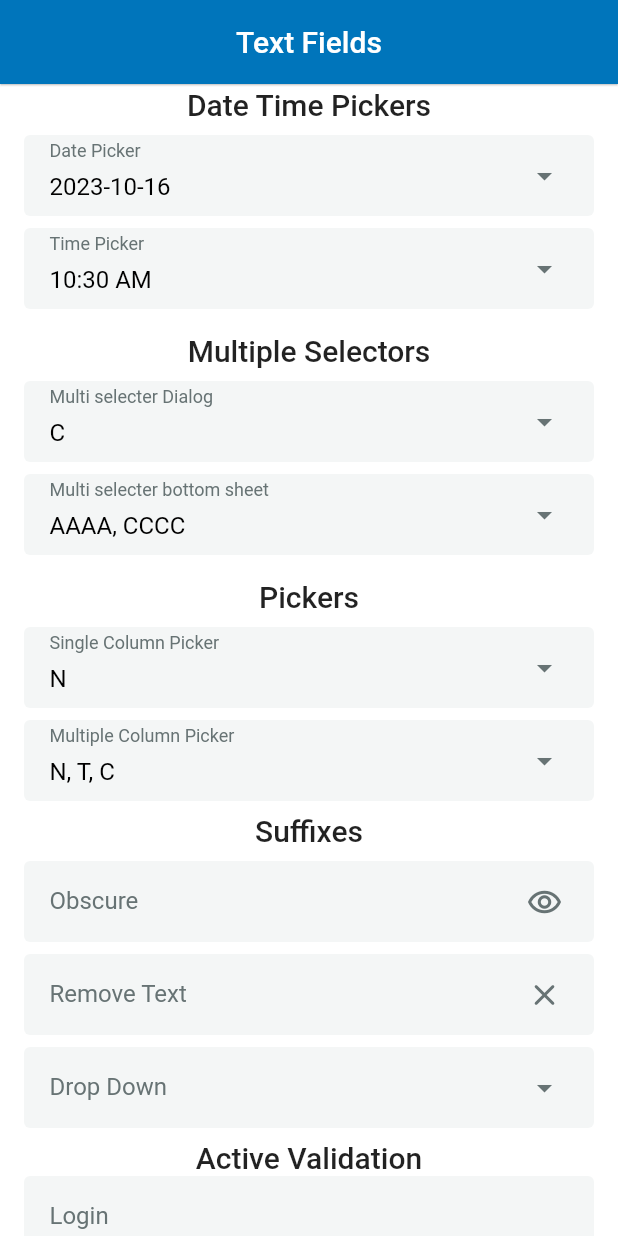
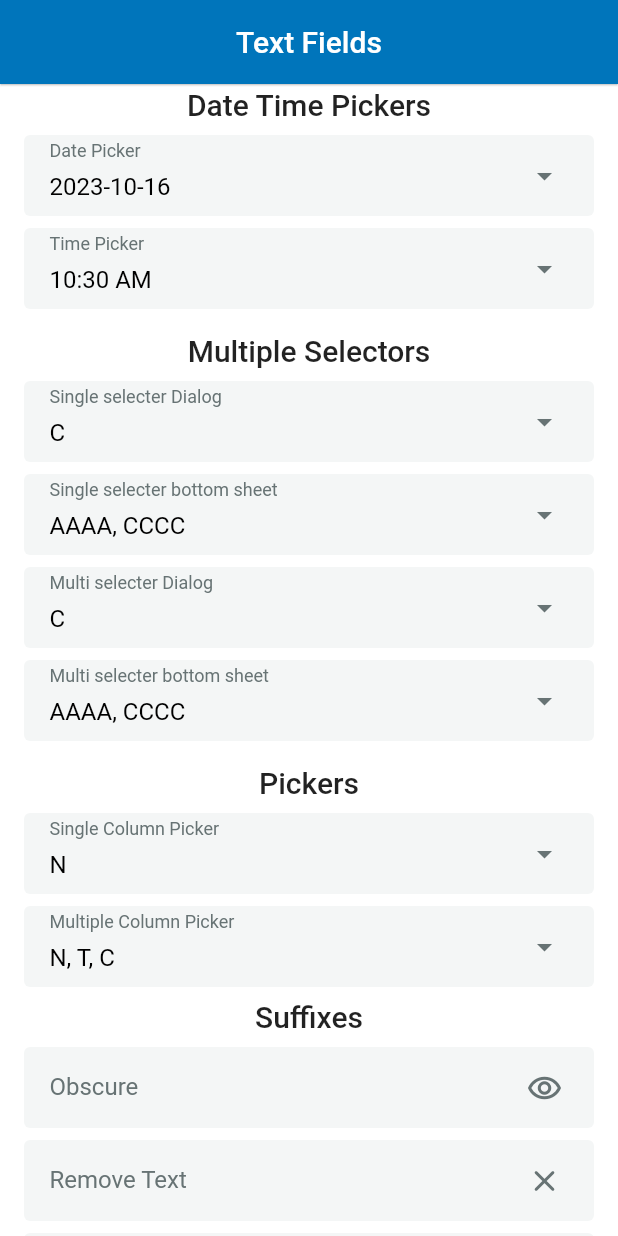
Before and after one commit to socialmohansingh/Flutter_Design_Extension, a Flutter app: the TextFieldsWidgetShowcaseScreen widget shown alone on an empty page, opened directly, scrolled down 576 dp, on a phone screen of 412 x 824 dp. Run offline on Flutter 3.47's test engine with Material 2 defaults, Android fonts, the phone set to English and light mode, and no system bars; our stand-ins replace flutter_bloc, localization.

Commit message:
Single Selection added

```diff
--- a/example/lib/src/screens/components_screen/widget_showcase/text_fields/text_fields_widget_showcase_screen.dart
+++ b/example/lib/src/screens/components_screen/widget_showcase/text_fields/text_fields_widget_showcase_screen.dart
@@ -235,6 +235,34 @@ class _TextFieldsWidgetShowcaseScreenState
         Text(
           'Multiple Selectors',
           style: theme.textStyles.heading3_500,
+        ),
+        SizedBox(height: theme.spacings.spacing8),
+        DesignMultiSelectorDialogTextField(
+          placeholderText: "Single selecter Dialog",
+          searchable: true,
+          items: [
+            MultiSelectItem("A", "A"),
+            MultiSelectItem("B", "B"),
+            MultiSelectItem("C", "C")
+          ],
+          initialValue: ["A,", "C"],
+          isSingleSelectionEnabled: true,
+          isDismissible: true,
+          onConfirm: (p0) {},
+        ),
+        SizedBox(height: theme.spacings.spacing8),
+        DesignMultiSelectorBottomSheetTextField<DemoClass>(
+          placeholderText: "Single selecter bottom sheet",
+          searchable: true,
+          items: [
+            MultiSelectItem(items[0], "AAAA"),
+            MultiSelectItem(items[1], "BBBB"),
+            MultiSelectItem(items[2], "CCCC")
+          ],
+          isDismissible: true,
+          onConfirm: (p0) {},
+          isSingleSelectionEnabled: true,
+          initialValue: [items[0], items[2]],
         ),
         SizedBox(height: theme.spacings.spacing8),
         DesignMultiSelectorDialogTextField(
```
Also changed, not shown: example/pubspec.lock, 2 other files.
